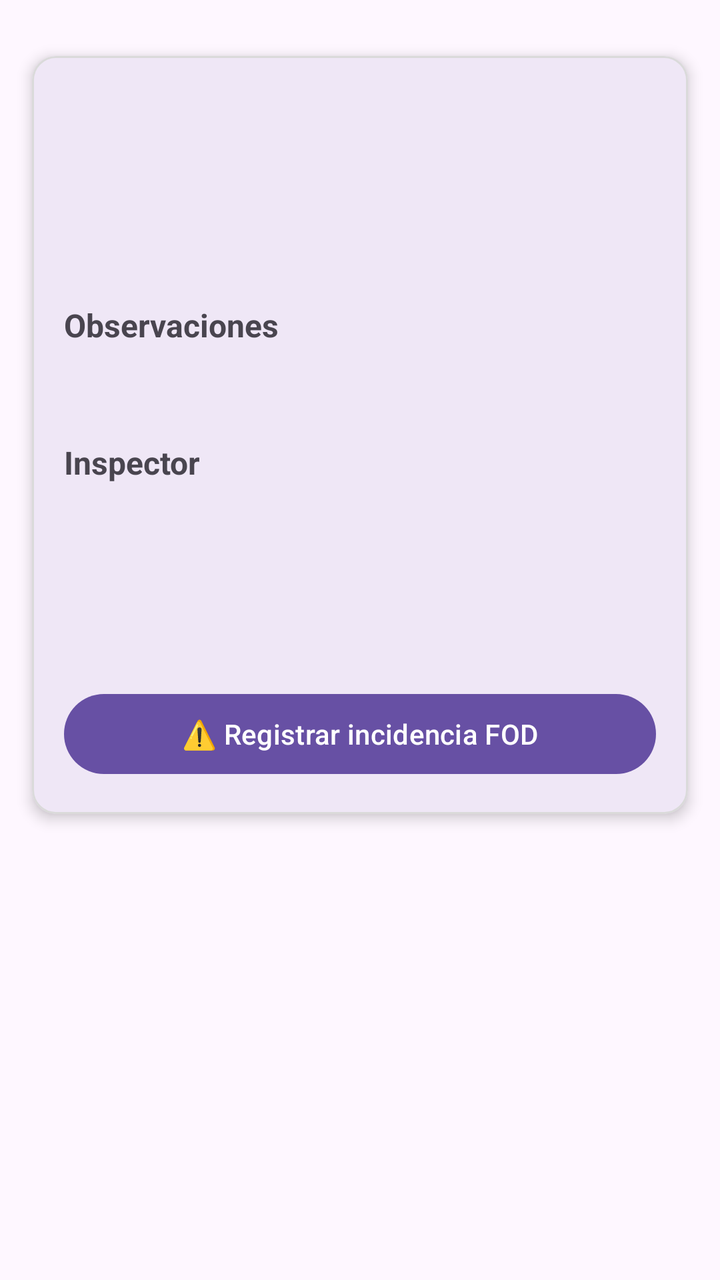
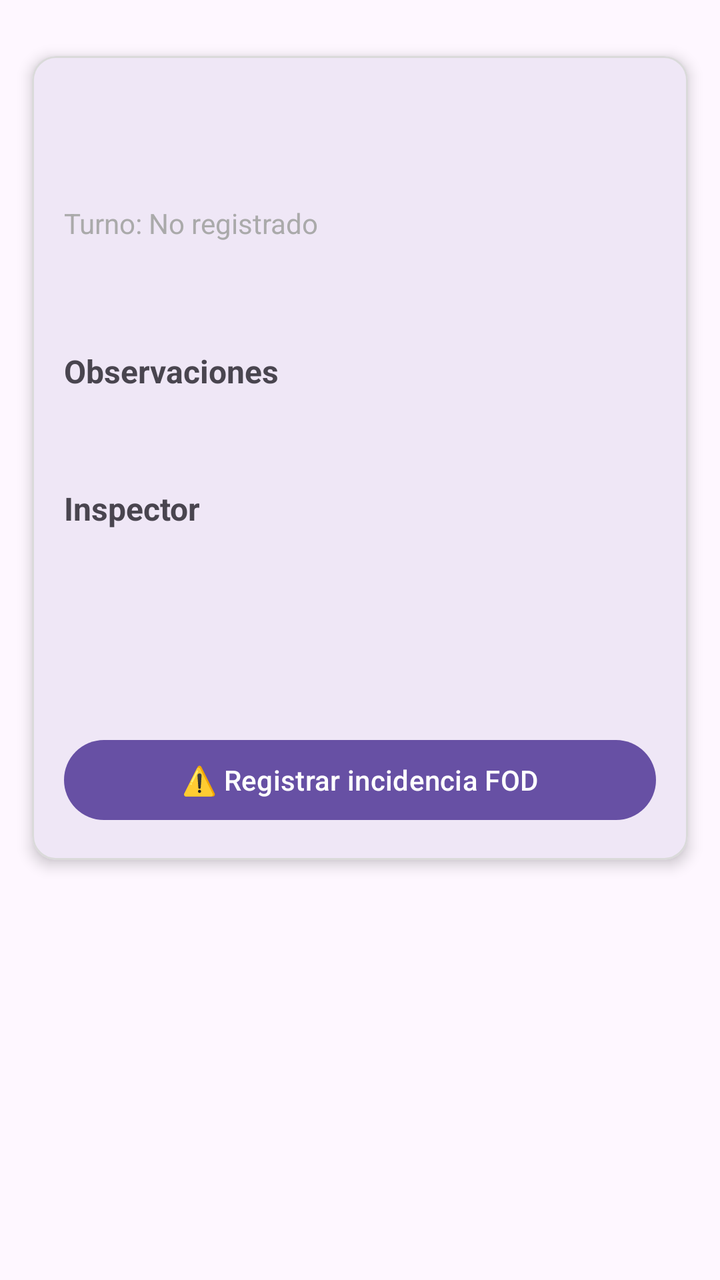

Before-and-after screenshots of an Android layout around one commit, followed by the original layout XML and the change that was made.
<!-- AndroidManifest.xml: application theme Theme.FodManager -->
<!-- res/layout/activity_detalle_inspeccion.xml -->
<?xml version="1.0" encoding="utf-8"?>
<ScrollView xmlns:android="http://schemas.android.com/apk/res/android"
    xmlns:app="http://schemas.android.com/apk/res-auto"
    android:layout_width="match_parent"
    android:layout_height="match_parent"
    android:clipToPadding="false"
    android:paddingStart="16dp"
    android:paddingTop="16dp"
    android:paddingEnd="16dp"
    android:paddingBottom="24dp">

    <com.google.android.material.card.MaterialCardView
        android:layout_width="match_parent"
        android:layout_height="wrap_content"
        android:layout_marginTop="12dp"
        app:cardCornerRadius="12dp"
        app:cardElevation="4dp"
        app:strokeWidth="1dp"
        app:strokeColor="#DADADA">

        <LinearLayout
            android:layout_width="match_parent"
            android:layout_height="wrap_content"
            android:orientation="vertical"
            android:padding="16dp">

            
            <TextView
                android:id="@+id/tvDetalleZona"
                android:layout_width="wrap_content"
                android:layout_height="wrap_content"
                android:textSize="20sp"
                android:textStyle="bold"
                android:layout_marginBottom="8dp" />

            
            <TextView
                android:id="@+id/tvDetalleFecha"
                android:layout_width="wrap_content"
                android:layout_height="wrap_content"
                android:textSize="14sp"
                android:textColor="@android:color/darker_gray"
                android:layout_marginBottom="16dp" />

            
            <TextView
                android:id="@+id/tvDetalleConFod"
                android:layout_width="wrap_content"
                android:layout_height="wrap_content"
                android:textSize="16sp"
                android:layout_marginBottom="16dp" />

            
            <TextView
                android:layout_width="wrap_content"
                android:layout_height="wrap_content"
                android:text="Observaciones"
                android:textStyle="bold"
                android:textSize="16sp"
                android:layout_marginBottom="4dp" />

            
            <TextView
                android:id="@+id/tvDetalleObservaciones"
                android:layout_width="match_parent"
                android:layout_height="wrap_content"
                android:textSize="14sp"
                android:layout_marginBottom="24dp" />

            
            <TextView
                android:layout_width="wrap_content"
                android:layout_height="wrap_content"
                android:text="Inspector"
                android:textStyle="bold"
                android:textSize="16sp"
                android:layout_marginBottom="4dp" />

            
            <TextView
                android:id="@+id/tvDetalleUsuario"
                android:layout_width="match_parent"
                android:layout_height="wrap_content"
                android:textSize="14sp"
                android:layout_marginBottom="4dp" />

            
            <TextView
                android:id="@+id/tvDetalleUsuarioApellidos"
                android:layout_width="match_parent"
                android:layout_height="wrap_content"
                android:textSize="14sp"
                android:layout_marginBottom="4dp" />

            
            <TextView
                android:id="@+id/tvDetalleUsuarioNumeroEmpleado"
                android:layout_width="match_parent"
                android:layout_height="wrap_content"
                android:textSize="14sp"
                android:layout_marginBottom="24dp" />

            
            <Button
                android:id="@+id/btnNuevaIncidencia"
                android:layout_width="match_parent"
                android:layout_height="wrap_content"
                android:text="⚠️ Registrar incidencia FOD"
                android:layout_marginTop="8dp" />

        </LinearLayout>

    </com.google.android.material.card.MaterialCardView>

</ScrollView>
<!-- resources referenced by this layout -->
<resources>
  <style name="Theme.FodManager" parent="Base.Theme.FodManager" />
  <style name="Base.Theme.FodManager" parent="Theme.Material3.DayNight.NoActionBar">
          
          
      </style>
</resources>

<!-- the commit's change to res/layout/activity_detalle_inspeccion.xml (unified diff, before → after) -->
@@ -38,6 +38,16 @@
                 android:id="@+id/tvDetalleFecha"
                 android:layout_width="wrap_content"
                 android:layout_height="wrap_content"
+                android:textSize="14sp"
+                android:textColor="@android:color/darker_gray"
+                android:layout_marginBottom="4dp" />
+
+            
+            <TextView
+                android:id="@+id/tvDetalleTurnoInspeccion"
+                android:layout_width="wrap_content"
+                android:layout_height="wrap_content"
+                android:text="Turno: No registrado"
                 android:textSize="14sp"
                 android:textColor="@android:color/darker_gray"
                 android:layout_marginBottom="16dp" />
